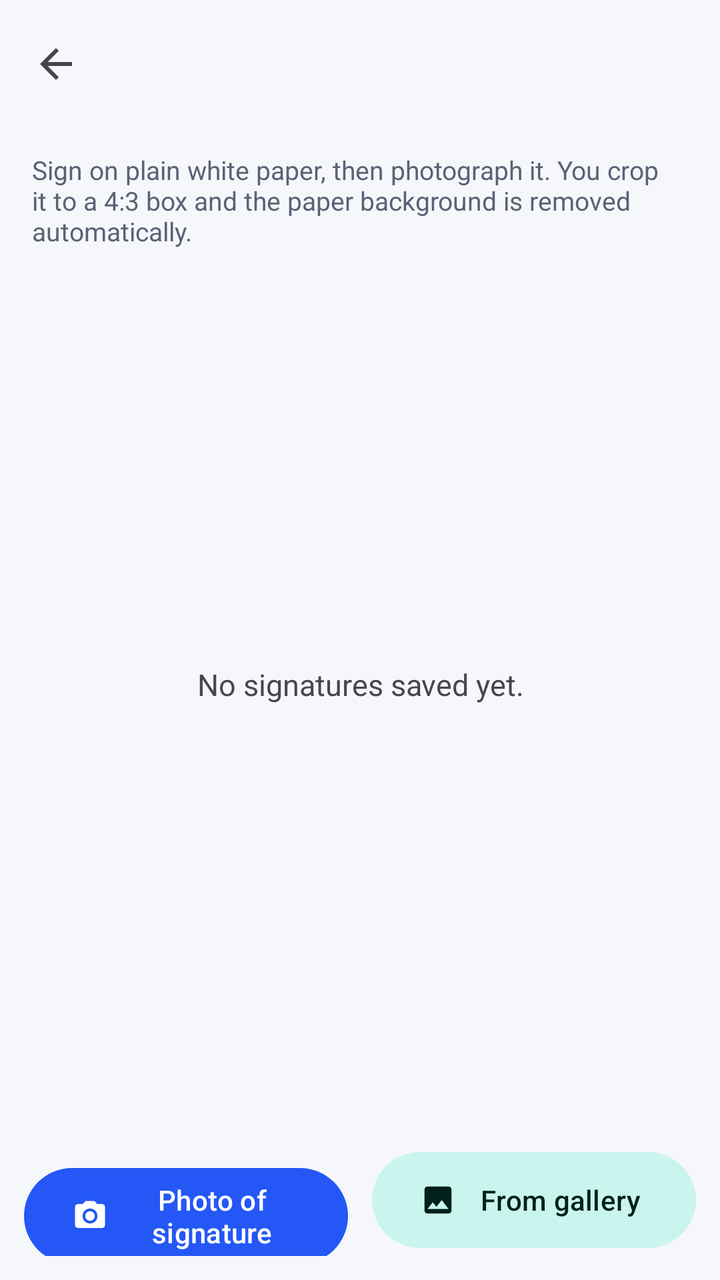
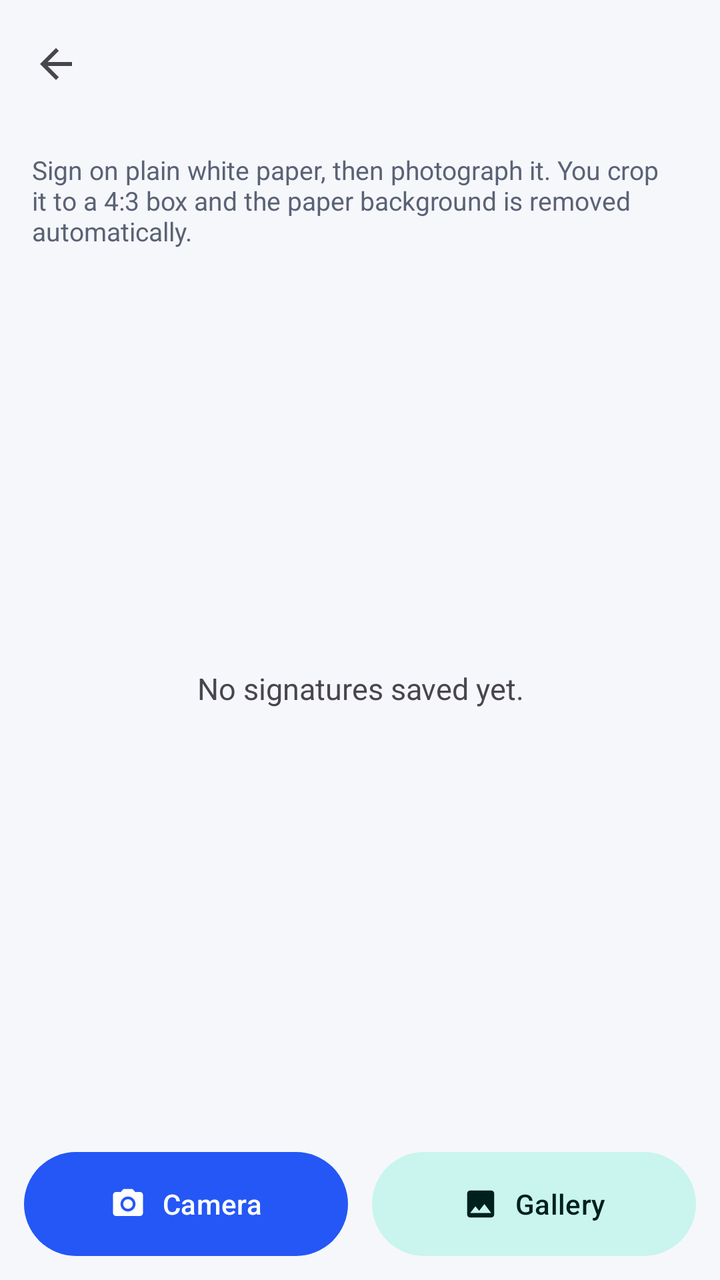

Before-and-after screenshots of an Android layout around one commit, followed by the original layout XML and the change that was made.
<!-- AndroidManifest.xml: application theme Theme.ScanSign -->
<!-- res/layout/activity_signatures.xml -->
<?xml version="1.0" encoding="utf-8"?>
<LinearLayout xmlns:android="http://schemas.android.com/apk/res/android"
    xmlns:app="http://schemas.android.com/apk/res-auto"
    android:layout_width="match_parent"
    android:layout_height="match_parent"
    android:orientation="vertical">

    <com.google.android.material.appbar.MaterialToolbar
        android:id="@+id/toolbar"
        style="@style/Widget.App.Toolbar"
        android:layout_width="match_parent"
        android:layout_height="?attr/actionBarSize"
        app:navigationIcon="@drawable/ic_back" />

    <TextView
        android:id="@+id/tip"
        android:layout_width="match_parent"
        android:layout_height="wrap_content"
        android:paddingHorizontal="16dp"
        android:paddingTop="12dp"
        android:text="Sign on plain white paper, then photograph it. You crop it to a 4:3 box and the paper background is removed automatically."
        android:textColor="?attr/colorOnSurfaceVariant"
        android:textSize="13sp" />

    <FrameLayout
        android:layout_width="match_parent"
        android:layout_height="0dp"
        android:layout_weight="1">

        <androidx.recyclerview.widget.RecyclerView
            android:id="@+id/list"
            android:layout_width="match_parent"
            android:layout_height="match_parent"
            android:clipToPadding="false"
            android:padding="8dp" />

        <TextView
            android:id="@+id/empty"
            android:layout_width="wrap_content"
            android:layout_height="wrap_content"
            android:layout_gravity="center"
            android:gravity="center"
            android:padding="32dp"
            android:text="No signatures saved yet."
            android:textSize="15sp" />

        <ProgressBar
            android:id="@+id/progress"
            android:layout_width="56dp"
            android:layout_height="56dp"
            android:layout_gravity="center"
            android:visibility="gone" />
    </FrameLayout>

    <LinearLayout
        android:layout_width="match_parent"
        android:layout_height="wrap_content"
        android:orientation="horizontal"
        android:padding="12dp">

        <com.google.android.material.button.MaterialButton
            android:id="@+id/btnCamera"
            android:layout_width="0dp"
            android:layout_height="56dp"
            android:layout_marginEnd="6dp"
            android:layout_weight="1"
            android:text="Photo of signature"
            app:icon="@drawable/ic_camera" />

        <com.google.android.material.button.MaterialButton
            android:id="@+id/btnGallery"
            style="@style/Widget.Material3.Button.TonalButton"
            android:layout_width="0dp"
            android:layout_height="56dp"
            android:layout_marginStart="6dp"
            android:layout_weight="1"
            android:text="From gallery"
            app:icon="@drawable/ic_photo" />
    </LinearLayout>
</LinearLayout>
<!-- resources referenced by this layout -->
<resources>
  <!-- drawable ic_back (drawable) -->
  <?xml version="1.0" encoding="utf-8"?>
  <vector xmlns:android="http://schemas.android.com/apk/res/android"
      android:width="24dp" android:height="24dp"
      android:viewportWidth="24" android:viewportHeight="24"
      android:tint="?attr/colorControlNormal">
      <path android:fillColor="#FFFFFFFF" android:pathData="M20,11H7.83l5.59,-5.59L12,4l-8,8 8,8 1.41,-1.41L7.83,13H20v-2z" />
  </vector>
  <!-- drawable ic_camera (drawable) -->
  <?xml version="1.0" encoding="utf-8"?>
  <vector xmlns:android="http://schemas.android.com/apk/res/android"
      android:width="24dp" android:height="24dp"
      android:viewportWidth="24" android:viewportHeight="24"
      android:tint="?attr/colorControlNormal">
      <path android:fillColor="#FFFFFFFF" android:pathData="M12,12m-3.2,0a3.2,3.2 0,1 1,6.4 0a3.2,3.2 0,1 1,-6.4 0M9,2L7.17,4H4c-1.1,0 -2,0.9 -2,2v12c0,1.1 0.9,2 2,2h16c1.1,0 2,-0.9 2,-2V6c0,-1.1 -0.9,-2 -2,-2h-3.17L15,2H9zM12,17c-2.76,0 -5,-2.24 -5,-5s2.24,-5 5,-5 5,2.24 5,5 -2.24,5 -5,5z" />
  </vector>
  <!-- drawable ic_photo (drawable) -->
  <?xml version="1.0" encoding="utf-8"?>
  <vector xmlns:android="http://schemas.android.com/apk/res/android"
      android:width="24dp" android:height="24dp"
      android:viewportWidth="24" android:viewportHeight="24"
      android:tint="?attr/colorControlNormal">
      <path android:fillColor="#FFFFFFFF" android:pathData="M21,19V5c0,-1.1 -0.9,-2 -2,-2H5c-1.1,0 -2,0.9 -2,2v14c0,1.1 0.9,2 2,2h14c1.1,0 2,-0.9 2,-2zM8.5,13.5l2.5,3.01L14.5,12l4.5,6H5l3.5,-4.5z" />
  </vector>
  <style name="Widget.App.Toolbar" parent="Widget.Material3.Toolbar">
          <item name="android:background">@color/md_background</item>
          <item name="titleTextAppearance">@style/TextAppearance.App.ToolbarTitle</item>
      </style>
  <color name="md_background">#F6F7FB</color>
  <style name="TextAppearance.App.ToolbarTitle" parent="TextAppearance.Material3.TitleLarge">
          <item name="android:textStyle">bold</item>
      </style>
  <color name="md_primary">#2457F5</color>
  <color name="md_on_primary">#FFFFFF</color>
  <color name="md_primary_container">#DCE4FF</color>
  <color name="md_on_primary_container">#001652</color>
  <color name="md_secondary">#00A893</color>
  <color name="md_secondary_container">#C9F5EE</color>
  <color name="md_on_secondary_container">#00201C</color>
  <color name="md_surface">#FFFFFF</color>
  <color name="md_surface_variant">#E7EAF3</color>
  <color name="md_on_surface">#151922</color>
  <color name="md_on_surface_variant">#5A6275</color>
  <color name="md_outline">#C3C8D6</color>
  <style name="Widget.App.Card" parent="Widget.Material3.CardView.Elevated">
          <item name="cardCornerRadius">16dp</item>
          <item name="cardElevation">1dp</item>
          <item name="cardBackgroundColor">@color/md_surface</item>
      </style>
  <!-- unchanged entries left out for length: 1 -->
</resources>

<!-- the commit's change to res/layout/activity_signatures.xml (unified diff, before → after) -->
@@ -55,26 +55,28 @@
     <LinearLayout
         android:layout_width="match_parent"
         android:layout_height="wrap_content"
+        android:gravity="center_vertical"
         android:orientation="horizontal"
         android:padding="12dp">
 
         <com.google.android.material.button.MaterialButton
             android:id="@+id/btnCamera"
+            style="@style/Widget.App.PrimaryButton"
+            android:layout_height="52dp"
             android:layout_width="0dp"
-            android:layout_height="56dp"
             android:layout_marginEnd="6dp"
             android:layout_weight="1"
-            android:text="Photo of signature"
+            android:text="Camera"
             app:icon="@drawable/ic_camera" />
 
         <com.google.android.material.button.MaterialButton
             android:id="@+id/btnGallery"
-            style="@style/Widget.Material3.Button.TonalButton"
+            style="@style/Widget.App.SecondaryButton"
+            android:layout_height="52dp"
             android:layout_width="0dp"
-            android:layout_height="56dp"
             android:layout_marginStart="6dp"
             android:layout_weight="1"
-            android:text="From gallery"
+            android:text="Gallery"
             app:icon="@drawable/ic_photo" />
     </LinearLayout>
 </LinearLayout>
<!-- resource entries referenced after the edit -->
@@ -24,6 +24,28 @@
       android:tint="?attr/colorControlNormal">
       <path android:fillColor="#FFFFFFFF" android:pathData="M21,19V5c0,-1.1 -0.9,-2 -2,-2H5c-1.1,0 -2,0.9 -2,2v14c0,1.1 0.9,2 2,2h14c1.1,0 2,-0.9 2,-2zM8.5,13.5l2.5,3.01L14.5,12l4.5,6H5l3.5,-4.5z" />
   </vector>
+  <style name="Widget.App.PrimaryButton" parent="Widget.Material3.Button">
+          <item name="android:layout_height">52dp</item>
+          <item name="android:maxLines">1</item>
+          <item name="android:ellipsize">end</item>
+          <item name="android:insetTop">0dp</item>
+          <item name="android:insetBottom">0dp</item>
+          <item name="android:paddingLeft">12dp</item>
+          <item name="android:paddingRight">12dp</item>
+          <item name="iconGravity">textStart</item>
+          <item name="iconPadding">8dp</item>
+      </style>
+  <style name="Widget.App.SecondaryButton" parent="Widget.Material3.Button.TonalButton">
+          <item name="android:layout_height">52dp</item>
+          <item name="android:maxLines">1</item>
+          <item name="android:ellipsize">end</item>
+          <item name="android:insetTop">0dp</item>
+          <item name="android:insetBottom">0dp</item>
+          <item name="android:paddingLeft">12dp</item>
+          <item name="android:paddingRight">12dp</item>
+          <item name="iconGravity">textStart</item>
+          <item name="iconPadding">8dp</item>
+      </style>
   <style name="Widget.App.Toolbar" parent="Widget.Material3.Toolbar">
           <item name="android:background">@color/md_background</item>
           <item name="titleTextAppearance">@style/TextAppearance.App.ToolbarTitle</item>
